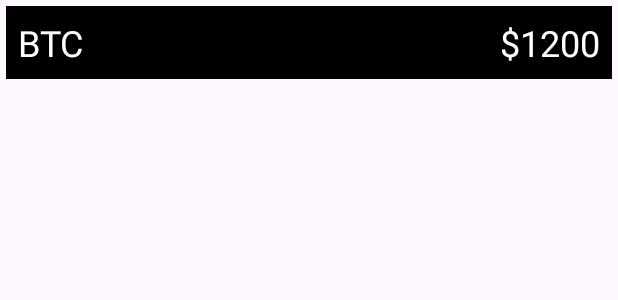
After one commit to paveln0366/coroutine-flow-android, an Android app: the layout crypto_item.xml on its own in the app's theme, with its tools: preview values and no code run, on a phone screen of 412 x 824 dp. The commit adds this screen. Shown: the top 300 px of the screen. Run offline under Robolectric (Android 15) with nearby library versions, the phone set to English and light mode, and no system bars.

Commit message:
Add lesson 113 prepare

```diff
--- a/app/src/main/java/com/example/coroutineflow/MainActivity.kt
+++ b/app/src/main/java/com/example/coroutineflow/MainActivity.kt
@@ -5,6 +5,7 @@ import androidx.activity.enableEdgeToEdge
 import androidx.appcompat.app.AppCompatActivity
 import androidx.core.view.ViewCompat
 import androidx.core.view.WindowInsetsCompat
+import com.example.coroutineflow.crypto_app.CryptoActivity
 import com.example.coroutineflow.databinding.ActivityMainBinding
 import com.example.coroutineflow.lessons.lesson2.UsersActivity
 
@@ -26,5 +27,8 @@ class MainActivity : AppCompatActivity() {
         binding.buttonUsersActivity.setOnClickListener {
             startActivity(UsersActivity.newIntent(this))
         }
+        binding.buttonCryptoActivity.setOnClickListener {
+            startActivity(CryptoActivity.newIntent(this))
+        }
     }
 }
--- /dev/null
+++ b/app/src/main/java/com/example/coroutineflow/crypto_app/Currency.kt
@@ -0,0 +1,6 @@
+package com.example.coroutineflow.crypto_app
+
+data class Currency(
+    val name: String,
+    val price: Int,
+)
--- /dev/null
+++ b/app/src/main/res/layout/crypto_item.xml
@@ -0,0 +1,29 @@
+<?xml version="1.0" encoding="utf-8"?>
+<LinearLayout xmlns:android="http://schemas.android.com/apk/res/android"
+    xmlns:tools="http://schemas.android.com/tools"
+    android:layout_width="match_parent"
+    android:layout_height="wrap_content"
+    android:layout_margin="4dp"
+    android:background="@color/black"
+    android:orientation="horizontal">
+
+    <TextView
+        android:id="@+id/text_view_currency_name"
+        android:layout_width="0dp"
+        android:layout_height="wrap_content"
+        android:layout_weight="1"
+        android:padding="8dp"
+        android:textColor="@color/white"
+        android:textSize="24sp"
+        tools:text="BTC" />
+
+    <TextView
+        android:id="@+id/text_view_currency_price"
+        android:layout_width="wrap_content"
+        android:layout_height="wrap_content"
+        android:padding="8dp"
+        android:textColor="@color/white"
+        android:textSize="24sp"
+        tools:text="$1200" />
+
+</LinearLayout>
--- a/app/src/main/res/values/strings.xml
+++ b/app/src/main/res/values/strings.xml
@@ -4,4 +4,6 @@
     <string name="enter_username">Enter username:</string>
     <string name="users_activity">Users Activity</string>
     <string name="launch_next_screen">Launch next screen</string>
+    <string name="currency_price">$%s</string>
+    <string name="crypto_activity">Crypto Activity</string>
 </resources>
```
Also changed, not shown: app/src/main/AndroidManifest.xml (+7 -0 lines), app/src/main/java/com/example/coroutineflow/crypto_app/CryptoActivity.kt (added, +58 -0 lines), app/src/main/java/com/example/coroutineflow/crypto_app/CryptoAdapter.kt (added, +43 -0 lines), app/src/main/java/com/example/coroutineflow/crypto_app/CryptoRepository.kt (added, +33 -0 lines), app/src/main/java/com/example/coroutineflow/crypto_app/CryptoViewModel.kt (added, +34 -0 lines), app/src/main/java/com/example/coroutineflow/crypto_app/State.kt (added, +7 -0 lines), app/src/main/res/layout/activity_crypto.xml (added, +23 -0 lines), app/src/main/res/layout/activity_main.xml (+7 -0 lines).
